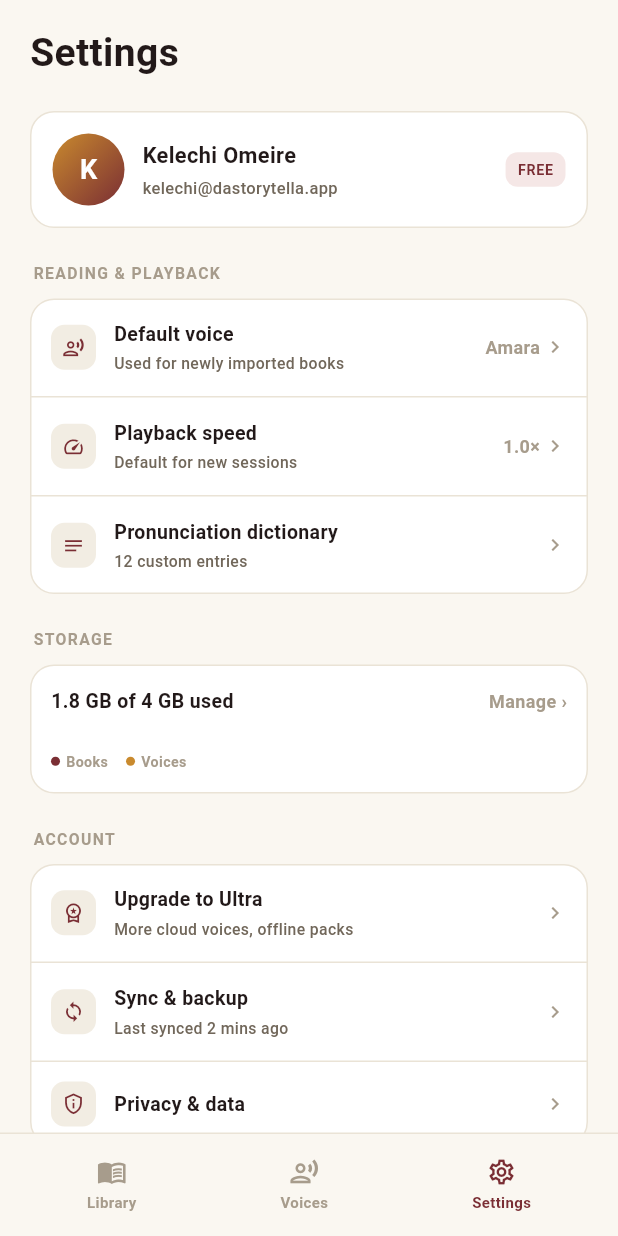
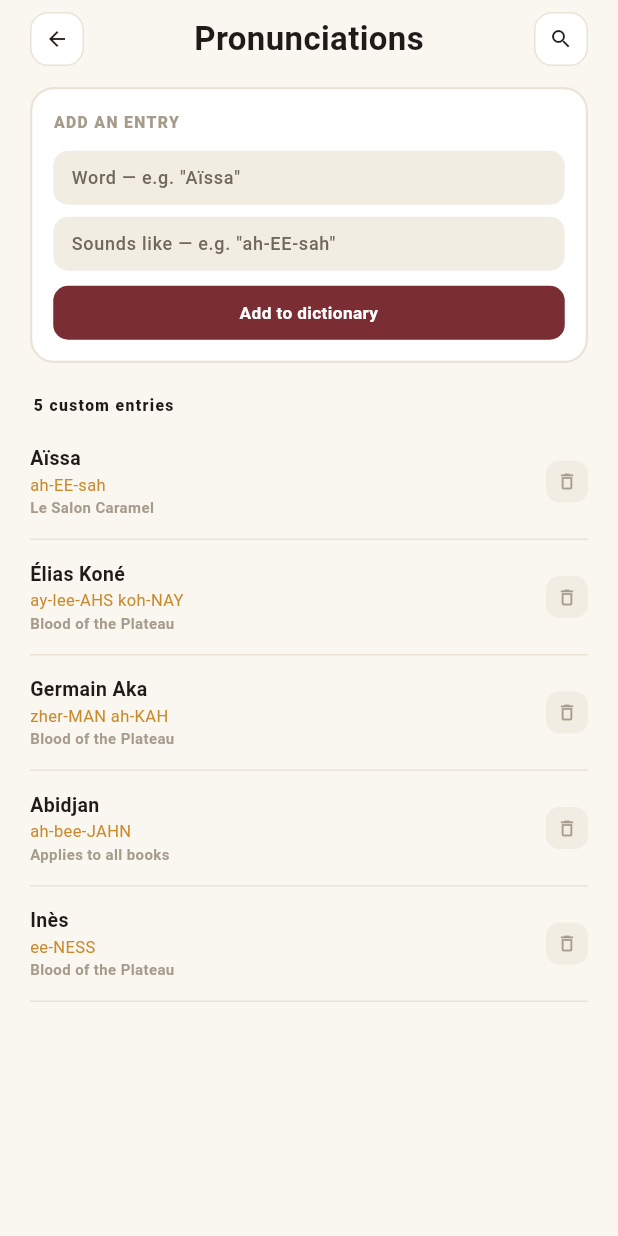
Before and after one commit to da4story1tella9/dastorytella-reader, a Flutter app: the SettingsScreen screen opened by its route, after a tap on "Pronunciation dictionary", on a phone screen of 412 x 824 dp. Run offline on Flutter 3.47's test engine with Material 3 defaults, Android fonts, the phone set to English and light mode, and no system bars; our stand-ins replace flutter_riverpod, go_router, just_audio; Roboto replaces fonts that are missing (Fraunces, Manrope).

Commit message:
feat(pronunciation-dictionary): build Pronunciation dictionary screen
Builds the Pronunciation dictionary screen (add-entry form, entry
list) matching docs/design-reference/app-mockups-secondary-batch.html.
Wires real navigation in from Settings' "Pronunciation dictionary" row
(new root-level /pronunciations route, pushed over the tab shell like
/player, /book, /voice).

Unlike most screens this session, the add-entry form is genuinely
functional rather than local-UI-only: real TextFields, and add/delete
actually mutate pronunciationEntriesProvider — no backend persistence
yet, but the state is real. Settings' subtitle for this row now reads
the live entry count from that same provider instead of a hardcoded
"12 custom entries" string, so the two screens can't drift out of
sync (same reasoning as the shared now-playing state introduced with
the Player screen).

Deliberate deviation from the mockup: added a back button to the top
row, which the mockup doesn't show. Without a bottom nav on this
pushed route, there'd be no way back otherwise.

Co-Authored-By: Claude Sonnet 5 <noreply@anthropic.com>

```diff
--- a/lib/core/router/app_router.dart
+++ b/lib/core/router/app_router.dart
@@ -11,6 +11,7 @@ import 'package:go_router/go_router.dart';
 import '../../features/book_detail/screens/book_detail_screen.dart';
 import '../../features/library/screens/library_screen.dart';
 import '../../features/player/screens/player_screen.dart';
+import '../../features/pronunciation_dictionary/screens/pronunciation_dictionary_screen.dart';
 import '../../features/settings/screens/settings_screen.dart';
 import '../../features/voices/screens/voices_screen.dart';
 import 'app_shell.dart';
@@ -76,6 +77,13 @@ final Provider<GoRouter> appRouterProvider = Provider<GoRouter>((Ref ref) {
         builder: (BuildContext context, GoRouterState state) =>
             const BookDetailScreen(),
       ),
+      // Also root-level (see /player above) — reached from Settings'
+      // "Pronunciation dictionary" row.
+      GoRoute(
+        path: '/pronunciations',
+        builder: (BuildContext context, GoRouterState state) =>
+            const PronunciationDictionaryScreen(),
+      ),
     ],
   );
 });
--- /dev/null
+++ b/lib/features/pronunciation_dictionary/models/pronunciation_entry.dart
@@ -0,0 +1,16 @@
+/// A single word → pronunciation override.
+class PronunciationEntry {
+  const PronunciationEntry({
+    required this.word,
+    required this.pronunciation,
+    required this.contextLabel,
+  });
+
+  final String word;
+
+  /// Phonetic respelling, e.g. "ah-EE-sah".
+  final String pronunciation;
+
+  /// Which book this applies to, or "Applies to all books".
+  final String contextLabel;
+}
--- /dev/null
+++ b/lib/features/pronunciation_dictionary/screens/pronunciation_dictionary_screen.dart
@@ -0,0 +1,141 @@
+/// Pronunciation dictionary screen — add-entry form and the entry
+/// list. Mirrors
+/// `docs/design-reference/app-mockups-secondary-batch.html`.
+///
+/// Unlike most other screens this session, the form is genuinely
+/// interactive: adding/removing entries really mutates
+/// `pronunciationEntriesProvider` (see `state/pronunciation_providers.dart`),
+/// not just local UI state — no backend persistence yet, though.
+library;
+
+import 'package:flutter/material.dart';
+import 'package:flutter_riverpod/flutter_riverpod.dart';
+import 'package:go_router/go_router.dart';
+
+import '../../../core/theme/app_colors.dart';
+import '../../../core/theme/app_typography.dart';
+import '../../../shared_widgets/app_icon_button.dart';
+import '../models/pronunciation_entry.dart';
+import '../state/pronunciation_providers.dart';
+import '../widgets/add_entry_card.dart';
+import '../widgets/pronunciation_entry_row.dart';
+
+Future<bool> _confirmDelete(BuildContext context, String word) async {
+  final bool? confirmed = await showDialog<bool>(
+    context: context,
+    builder: (BuildContext context) => AlertDialog(
+      backgroundColor: AppColors.surface,
+      shape: RoundedRectangleBorder(borderRadius: BorderRadius.circular(18)),
+      title: Text(
+        'Delete "$word"?',
+        style: AppTypography.bookTitle.copyWith(fontSize: 17),
+      ),
+      content: Text(
+        "This removes the pronunciation override. It can't be undone.",
+        style: AppTypography.body.copyWith(
+          color: AppColors.inkSoft,
+          fontSize: 12.5,
+        ),
+      ),
+      actionsPadding: const EdgeInsets.fromLTRB(16, 0, 16, 12),
+      actions: <Widget>[
+        TextButton(
+          onPressed: () => Navigator.of(context).pop(false),
+          child: Text(
+            'Cancel',
+            style: AppTypography.bodyStrong.copyWith(
+              color: AppColors.inkSoft,
+              fontSize: 13,
+            ),
+          ),
+        ),
+        TextButton(
+          onPressed: () => Navigator.of(context).pop(true),
+          child: Text(
+            'Delete',
+            style: AppTypography.bodyStrong.copyWith(
+              color: AppColors.maroon,
+              fontSize: 13,
+            ),
+          ),
+        ),
+      ],
+    ),
+  );
+  return confirmed ?? false;
+}
+
+class PronunciationDictionaryScreen extends ConsumerWidget {
+  const PronunciationDictionaryScreen({super.key});
+
+  @override
+  Widget build(BuildContext context, WidgetRef ref) {
+    final List<PronunciationEntry> entries = ref.watch(
+      pronunciationEntriesProvider,
+    );
+    final PronunciationDictionaryController controller = ref.read(
+      pronunciationEntriesProvider.notifier,
+    );
+
+    return Scaffold(
+      body: SafeArea(
+        child: ListView(
+          padding: const EdgeInsets.fromLTRB(20, 8, 20, 24),
+          children: <Widget>[
+            Row(
+              mainAxisAlignment: MainAxisAlignment.spaceBetween,
+              children: <Widget>[
+                AppIconButton(
+                  icon: Icons.arrow_back,
+                  onTap: () => context.canPop()
+                      ? context.pop()
+                      : context.go('/settings'),
+                ),
+                const Text(
+                  'Pronunciations',
+                  style: TextStyle(
+                    fontFamily: AppTypography.serifFamily,
+                    fontWeight: FontWeight.w600,
+                    fontSize: 22,
+                  ),
+                ),
+                AppIconButton(icon: Icons.search, onTap: () {}),
+              ],
+            ),
+            const SizedBox(height: 14),
+            AddEntryCard(
+              onAdd: (String word, String pronunciation) => controller.add(
+                PronunciationEntry(
+                  word: word,
+                  pronunciation: pronunciation,
+                  contextLabel: 'Applies to all books',
+                ),
+              ),
+            ),
+            Padding(
+              padding: const EdgeInsets.only(top: 20, bottom: 4, left: 2),
+              child: Text(
+                '${entries.length} custom '
+                '${entries.length == 1 ? 'entry' : 'entries'}',
+                style: AppTypography.eyebrow,
+              ),
+            ),
+            for (int i = 0; i < entries.length; i++)
+              PronunciationEntryRow(
+                entry: entries[i],
+                onDelete: () async {
+                  final bool confirmed = await _confirmDelete(
+                    context,
+                    entries[i].word,
+                  );
+                  if (confirmed) {
+                    controller.removeAt(i);
+                  }
+                },
+              ),
+          ],
+        ),
+      ),
+    );
+  }
+}
--- /dev/null
+++ b/lib/features/pronunciation_dictionary/state/mock_pronunciation_data.dart
@@ -0,0 +1,36 @@
+/// Hardcoded sample dictionary entries, mirroring
+/// `docs/design-reference/app-mockups-secondary-batch.html`.
+///
+/// Placeholder until pronunciation overrides (ARCHITECTURE.md §5,
+/// `PronunciationEntry`) are backend-persisted — no backend calls.
+library;
+
+import '../models/pronunciation_entry.dart';
+
+final List<PronunciationEntry> mockPronunciationEntries = <PronunciationEntry>[
+  const PronunciationEntry(
+    word: 'Aïssa',
+    pronunciation: 'ah-EE-sah',
+    contextLabel: 'Le Salon Caramel',
+  ),
+  const PronunciationEntry(
+    word: 'Élias Koné',
+    pronunciation: 'ay-lee-AHS koh-NAY',
+    contextLabel: 'Blood of the Plateau',
+  ),
+  const PronunciationEntry(
+    word: 'Germain Aka',
+    pronunciation: 'zher-MAN ah-KAH',
+    contextLabel: 'Blood of the Plateau',
+  ),
+  const PronunciationEntry(
+    word: 'Abidjan',
+    pronunciation: 'ah-bee-JAHN',
+    contextLabel: 'Applies to all books',
+  ),
+  const PronunciationEntry(
+    word: 'Inès',
+    pronunciation: 'ee-NESS',
+    contextLabel: 'Blood of the Plateau',
+  ),
+];
--- /dev/null
+++ b/lib/features/pronunciation_dictionary/state/pronunciation_providers.dart
@@ -0,0 +1,28 @@
+/// Pronunciation dictionary state (see ADR-0004). Genuinely mutable —
+/// add/remove really change the list — unlike the mockup's static
+/// "fake-input" fields, but not backend-persisted yet.
+library;
+
+import 'package:flutter_riverpod/flutter_riverpod.dart';
+
+import '../models/pronunciation_entry.dart';
+import 'mock_pronunciation_data.dart';
+
+class PronunciationDictionaryController
+    extends Notifier<List<PronunciationEntry>> {
+  @override
+  List<PronunciationEntry> build() => List.of(mockPronunciationEntries);
+
+  void add(PronunciationEntry entry) {
+    state = <PronunciationEntry>[...state, entry];
+  }
+
+  void removeAt(int index) {
+    state = List.of(state)..removeAt(index);
+  }
+}
+
+final NotifierProvider<PronunciationDictionaryController,
+        List<PronunciationEntry>> pronunciationEntriesProvider =
+    NotifierProvider<PronunciationDictionaryController,
+        List<PronunciationEntry>>(PronunciationDictionaryController.new);
--- /dev/null
+++ b/lib/features/pronunciation_dictionary/widgets/add_entry_card.dart
@@ -0,0 +1,129 @@
+/// Dashed "add an entry" form. Mirrors `.add-entry-card` in
+/// `docs/design-reference/app-mockups-secondary-batch.html` — real
+/// text fields here, unlike the mockup's static "fake-input" boxes.
+library;
+
+import 'package:flutter/material.dart';
+
+import '../../../core/theme/app_colors.dart';
+import '../../../core/theme/app_typography.dart';
+
+class AddEntryCard extends StatefulWidget {
+  const AddEntryCard({required this.onAdd, super.key});
+
+  final void Function(String word, String pronunciation) onAdd;
+
+  @override
+  State<AddEntryCard> createState() => _AddEntryCardState();
+}
+
+class _AddEntryCardState extends State<AddEntryCard> {
+  final TextEditingController _wordController = TextEditingController();
+  final TextEditingController _pronunciationController =
+      TextEditingController();
+
+  @override
+  void dispose() {
+    _wordController.dispose();
+    _pronunciationController.dispose();
+    super.dispose();
+  }
+
+  void _submit() {
+    final String word = _wordController.text.trim();
+    final String pronunciation = _pronunciationController.text.trim();
+    if (word.isEmpty || pronunciation.isEmpty) {
+      return;
+    }
+    widget.onAdd(word, pronunciation);
+    _wordController.clear();
+    _pronunciationController.clear();
+  }
+
+  @override
+  Widget build(BuildContext context) {
+    return Container(
+      padding: const EdgeInsets.all(14),
+      decoration: BoxDecoration(
+        color: AppColors.surface,
+        borderRadius: BorderRadius.circular(16),
+        border: Border.all(color: AppColors.line, width: 1.5),
+      ),
+      child: Column(
+        crossAxisAlignment: CrossAxisAlignment.start,
+        children: <Widget>[
+          Text(
+            'ADD AN ENTRY',
+            style: AppTypography.eyebrow.copyWith(color: AppColors.inkFaint),
+          ),
+          const SizedBox(height: 10),
+          _FakeFieldInput(
+            controller: _wordController,
+            hint: 'Word — e.g. "Aïssa"',
+          ),
+          const SizedBox(height: 8),
+          _FakeFieldInput(
+            controller: _pronunciationController,
+            hint: 'Sounds like — e.g. "ah-EE-sah"',
+          ),
+          const SizedBox(height: 10),
+          InkWell(
+            onTap: _submit,
+            borderRadius: BorderRadius.circular(10),
+            child: Container(
+              width: double.infinity,
+              padding: const EdgeInsets.symmetric(vertical: 9),
+              decoration: BoxDecoration(
+                color: AppColors.maroon,
+                borderRadius: BorderRadius.circular(10),
+              ),
+              child: Text(
+                'Add to dictionary',
+                textAlign: TextAlign.center,
+                style: AppTypography.bodyStrong.copyWith(
+                  color: Colors.white,
+                  fontSize: 11.5,
+                ),
+              ),
+            ),
+          ),
+        ],
+      ),
+    );
+  }
+}
+
+class _FakeFieldInput extends StatelessWidget {
+  const _FakeFieldInput({required this.controller, required this.hint});
+
+  final TextEditingController controller;
+  final String hint;
+
+  @override
+  Widget build(BuildContext context) {
+    return Container(
+      decoration: BoxDecoration(
+        color: AppColors.surfaceAlt,
+        borderRadius: BorderRadius.circular(10),
+      ),
+      padding: const EdgeInsets.symmetric(horizontal: 4),
+      child: TextField(
+        controller: controller,
+        style: AppTypography.body.copyWith(color: AppColors.ink, fontSize: 12),
+        decoration: InputDecoration(
+          isDense: true,
+          border: InputBorder.none,
+          contentPadding: const EdgeInsets.symmetric(
+            horizontal: 8,
+            vertical: 9,
+          ),
+          hintText: hint,
+          hintStyle: AppTypography.body.copyWith(
+            color: AppColors.inkSoft,
+            fontSize: 12,
+          ),
+        ),
+      ),
+    );
+  }
+}
--- /dev/null
+++ b/lib/features/pronunciation_dictionary/widgets/pronunciation_entry_row.dart
@@ -0,0 +1,82 @@
+/// Row for a single dictionary entry. Mirrors `.dict-entry` in
+/// `docs/design-reference/app-mockups-secondary-batch.html`.
+library;
+
+import 'package:flutter/material.dart';
+
+import '../../../core/theme/app_colors.dart';
+import '../../../core/theme/app_typography.dart';
+import '../models/pronunciation_entry.dart';
+
+class PronunciationEntryRow extends StatelessWidget {
+  const PronunciationEntryRow({
+    required this.entry,
+    required this.onDelete,
+    super.key,
+  });
+
+  final PronunciationEntry entry;
+  final VoidCallback onDelete;
+
+  @override
+  Widget build(BuildContext context) {
+    return Container(
+      padding: const EdgeInsets.symmetric(vertical: 12),
+      decoration: const BoxDecoration(
+        border: Border(bottom: BorderSide(color: AppColors.line)),
+      ),
+      child: Row(
+        children: <Widget>[
+          Expanded(
+            child: Column(
+              crossAxisAlignment: CrossAxisAlignment.start,
+              mainAxisSize: MainAxisSize.min,
+              children: <Widget>[
+                Text(
+                  entry.word,
+                  style: AppTypography.bodyStrong.copyWith(fontSize: 13),
+                ),
+                const SizedBox(height: 2),
+                Text(
+                  entry.pronunciation,
+                  style: AppTypography.transcriptBody.copyWith(
+                    color: AppColors.gold,
+                    fontSize: 11,
+                    height: 1,
+                  ),
+                ),
+                const SizedBox(height: 2),
+                Text(
+                  entry.contextLabel,
+                  style: AppTypography.caption.copyWith(
+                    color: AppColors.inkFaint,
+                    fontSize: 10,
+                  ),
+                ),
+              ],
+            ),
+          ),
+          const SizedBox(width: 10),
+          InkWell(
+            onTap: onDelete,
+            borderRadius: BorderRadius.circular(9),
+            child: Container(
+              width: 28,
+              height: 28,
+              alignment: Alignment.center,
+              decoration: BoxDecoration(
+                color: AppColors.surfaceAlt,
+                borderRadius: BorderRadius.circular(9),
+              ),
+              child: const Icon(
+                Icons.delete_outline,
+                size: 14,
+                color: AppColors.inkFaint,
+              ),
+            ),
+          ),
+        ],
+      ),
+    );
+  }
+}
--- a/lib/features/settings/screens/settings_screen.dart
+++ b/lib/features/settings/screens/settings_screen.dart
@@ -7,22 +7,31 @@
 library;
 
 import 'package:flutter/material.dart';
+import 'package:flutter_riverpod/flutter_riverpod.dart';
+import 'package:go_router/go_router.dart';
 
 import '../../../core/theme/app_typography.dart';
+import '../../pronunciation_dictionary/state/pronunciation_providers.dart';
 import '../models/settings_group.dart';
+import '../models/settings_item.dart';
 import '../state/mock_settings_data.dart';
 import '../widgets/profile_card.dart';
 import '../widgets/settings_group_card.dart';
 import '../widgets/settings_row.dart';
 import '../widgets/storage_row.dart';
 
-class SettingsScreen extends StatelessWidget {
+class SettingsScreen extends ConsumerWidget {
   const SettingsScreen({super.key});
 
   @override
-  Widget build(BuildContext context) {
+  Widget build(BuildContext context, WidgetRef ref) {
     final SettingsGroup readingAndPlayback = mockSettingsGroups[0];
     final SettingsGroup account = mockSettingsGroups[1];
+    final int pronunciationEntryCount = ref
+        .watch(
+          pronunciationEntriesProvider,
+        )
+        .length;
 
     return Scaffold(
       body: SafeArea(
@@ -36,8 +45,20 @@ class SettingsScreen extends StatelessWidget {
             SettingsGroupCard(
               label: readingAndPlayback.label,
               children: <Widget>[
-                for (final item in readingAndPlayback.items)
-                  SettingsRow(item: item, onTap: () {}),
+                for (final SettingsItem item in readingAndPlayback.items)
+                  SettingsRow(
+                    item: item.title == 'Pronunciation dictionary'
+                        ? SettingsItem(
+                            icon: item.icon,
+                            title: item.title,
+                            subtitle: '$pronunciationEntryCount custom '
+                                '${pronunciationEntryCount == 1 ? 'entry' : 'entries'}',
+                          )
+                        : item,
+                    onTap: item.title == 'Pronunciation dictionary'
+                        ? () => context.push('/pronunciations')
+                        : () {},
+                  ),
               ],
             ),
             const SizedBox(height: 22),
--- a/lib/features/settings/state/mock_settings_data.dart
+++ b/lib/features/settings/state/mock_settings_data.dart
@@ -42,10 +42,11 @@ final List<SettingsGroup> mockSettingsGroups = <SettingsGroup>[
         subtitle: 'Default for new sessions',
         value: '1.0×',
       ),
+      // No subtitle here — SettingsScreen overrides it with the live
+      // entry count from pronunciationEntriesProvider.
       SettingsItem(
         icon: Icons.notes_outlined,
         title: 'Pronunciation dictionary',
-        subtitle: '12 custom entries',
       ),
     ],
   ),
--- a/lib/features/settings/widgets/storage_row.dart
+++ b/lib/features/settings/widgets/storage_row.dart
@@ -62,8 +62,7 @@ class StorageRow extends StatelessWidget {
                       child: const ColoredBox(color: AppColors.gold),
                     ),
                     Expanded(
-                      flex:
-                          1000 -
+                      flex: 1000 -
                           (stats.booksFraction * 1000).round() -
                           (stats.voicesFraction * 1000).round(),
                       child: const ColoredBox(color: AppColors.line),
```
